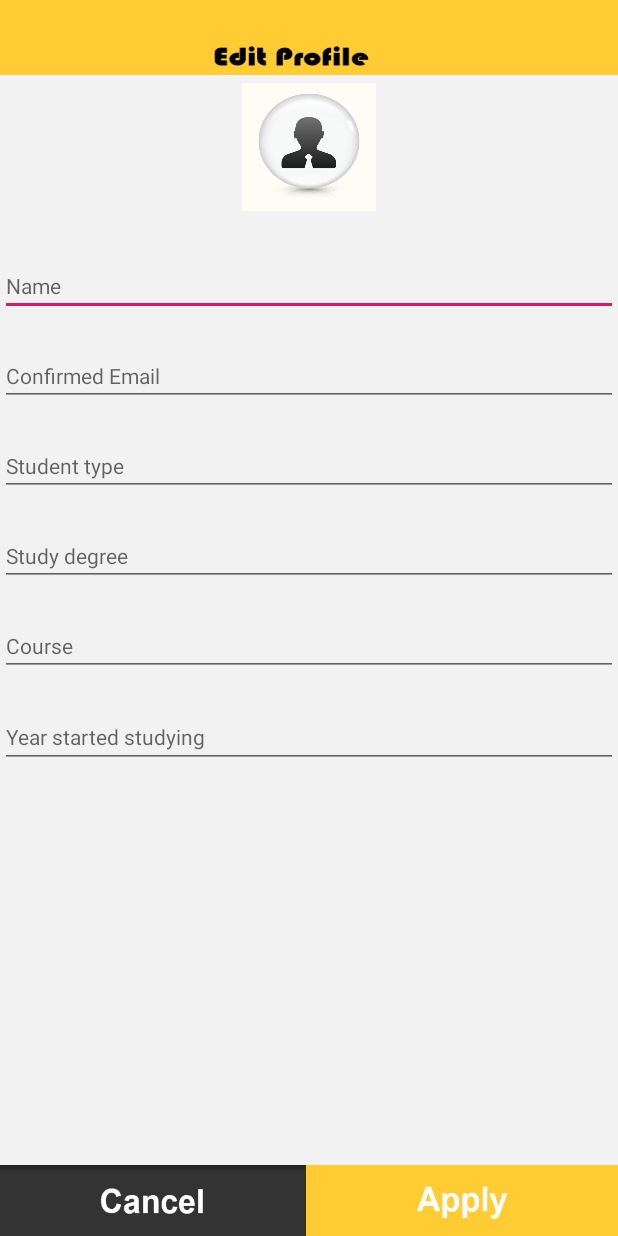
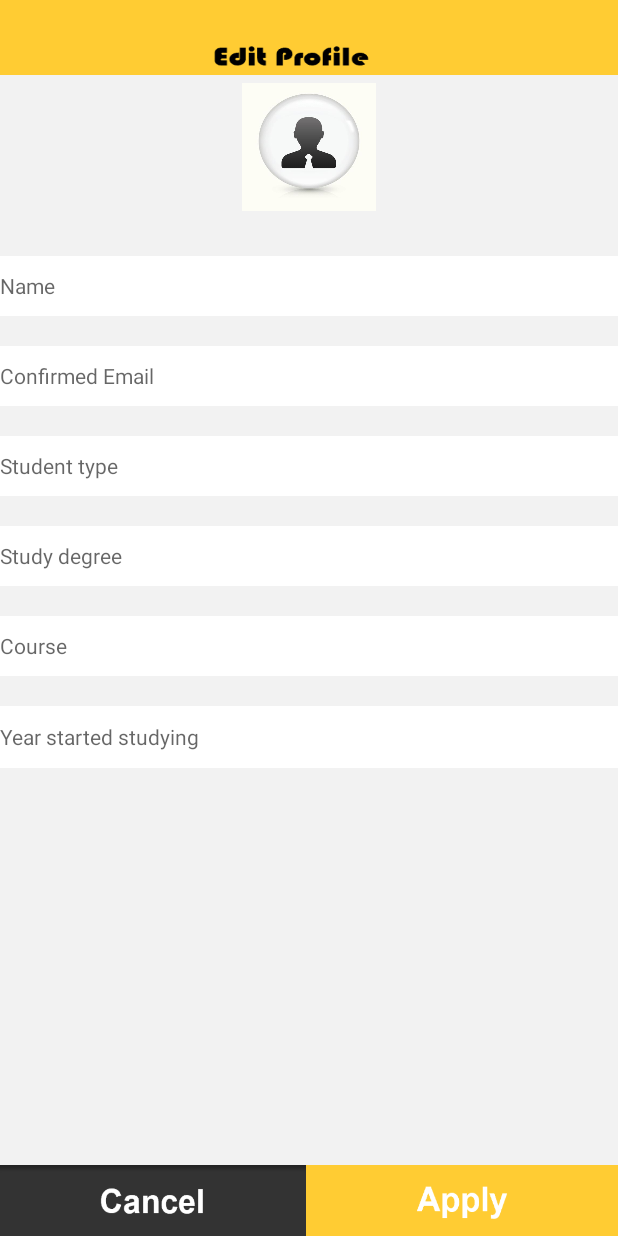
Before and after one commit to BuaaFreeTime/LazyGod, an Android app: the MeEditActivity screen opened directly, with no data from a screen before it, on a phone screen of 412 x 824 dp. Run offline under Robolectric (Android 15) with nearby library versions, the phone set to English and light mode, and no system bars.

Commit message:
10.25 change layout

```diff
--- a/app/src/main/res/layout/activity_me_edit.xml
+++ b/app/src/main/res/layout/activity_me_edit.xml
@@ -41,7 +41,9 @@
         android:hint="Name"
         android:textSize="14sp"
         android:layout_below="@id/imageBtnFace"
-        android:layout_marginTop="30dp"/>
+        android:layout_marginTop="30dp"
+        android:background="#FFFFFF"
+        />
 
     <EditText
         android:id="@+id/editTextEmail"
@@ -52,7 +54,9 @@
         android:hint="Confirmed Email"
         android:textSize="14sp"
         android:layout_below="@id/editTextName"
-        android:layout_marginTop="20dp"/>
+        android:layout_marginTop="20dp"
+        android:background="#FFFFFF"
+        />
 
     <EditText
         android:id="@+id/editTextInternational"
@@ -63,7 +67,9 @@
         android:hint="Student type"
         android:textSize="14sp"
         android:layout_below="@id/editTextEmail"
-        android:layout_marginTop="20dp"/>
+        android:layout_marginTop="20dp"
+        android:background="#FFFFFF"
+        />
 
     <EditText
         android:id="@+id/editTextDegree"
@@ -74,7 +80,9 @@
         android:hint="Study degree"
         android:textSize="14sp"
         android:layout_below="@id/editTextInternational"
-        android:layout_marginTop="20dp"/>
+        android:layout_marginTop="20dp"
+        android:background="#FFFFFF"
+        />
 
     <EditText
         android:id="@+id/editTextMajor"
@@ -85,7 +93,9 @@
         android:hint="Course"
         android:textSize="14sp"
         android:layout_below="@id/editTextDegree"
-        android:layout_marginTop="20dp"/>
+        android:layout_marginTop="20dp"
+        android:background="#FFFFFF"
+        />
 
     <EditText
         android:id="@+id/editTextYear"
@@ -96,7 +106,9 @@
         android:hint="Year started studying"
         android:textSize="14sp"
         android:layout_below="@id/editTextMajor"
-        android:layout_marginTop="20dp"/>
+        android:layout_marginTop="20dp"
+        android:background="#FFFFFF"
+        />
 
     <Button
         android:id="@+id/btnCancel"
```
